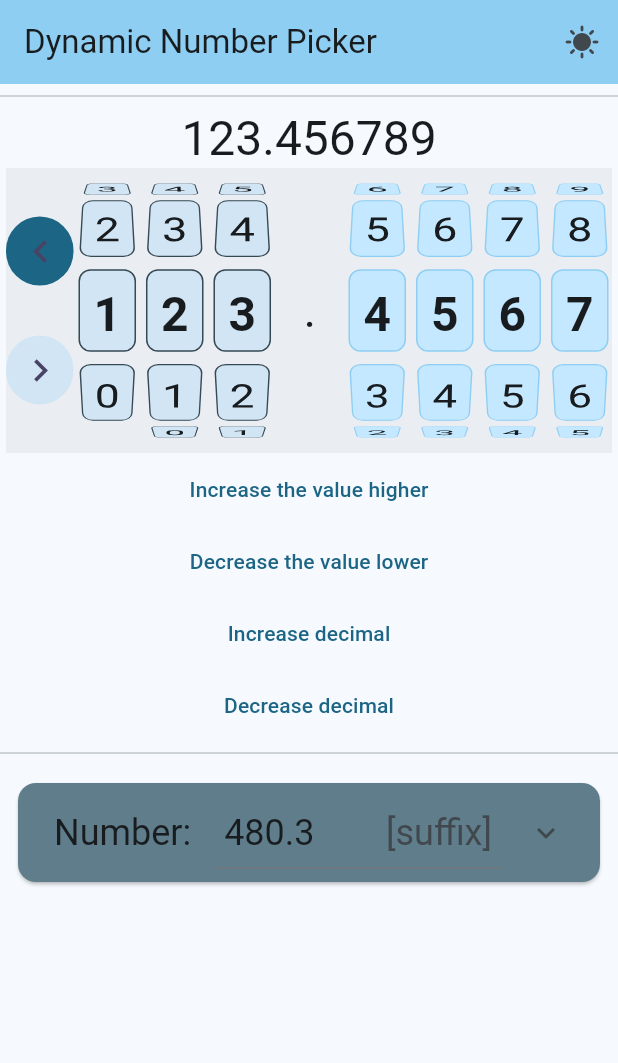
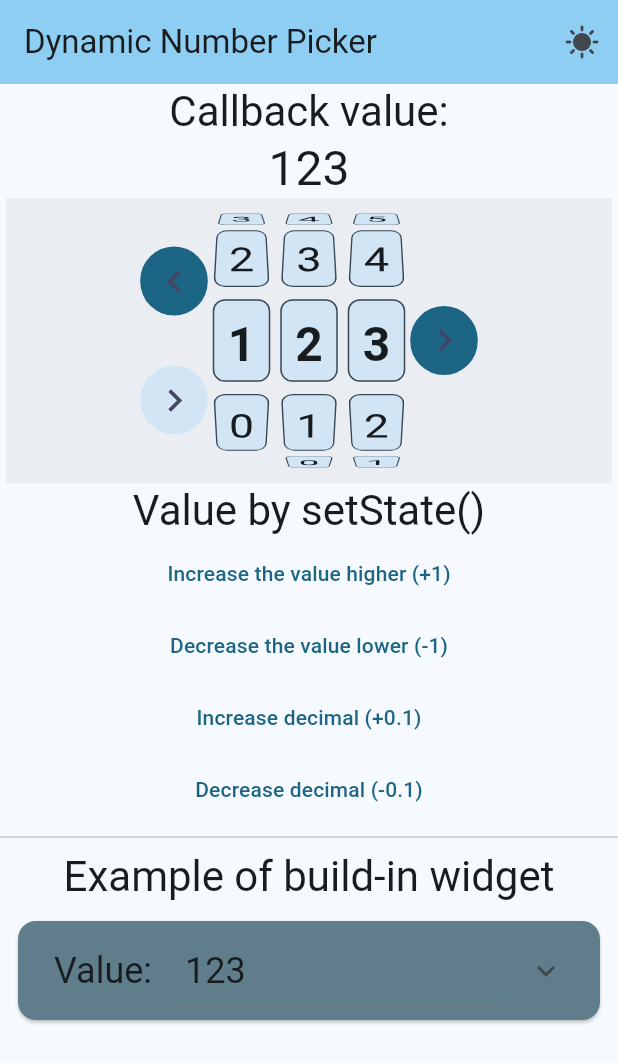
Before and after one commit to large/numberpicker_dynamic, a Flutter app: the screen it shows after launch, on a phone screen of 412 x 824 dp. Shown: the top 1063 px of the screen. Run offline on Flutter 3.47's test engine with Material 3 defaults, Android fonts, the phone set to English and light mode, and no system bars.

Commit message:
v0.5.0 release, first release to pub.dev

```diff
--- a/example/lib/expanedwidget.dart
+++ b/example/lib/expanedwidget.dart
@@ -2,6 +2,7 @@ import 'package:flutter/material.dart';
 import 'package:flutter/services.dart';
 import 'package:numberpicker_dynamic/numberpicker_dynamic.dart';
 
+///Example of own widget with textfield and numberpicker
 class ExpandedNumberPicker extends StatefulWidget {
   const ExpandedNumberPicker({super.key, required this.onExpanded});
 
@@ -12,18 +13,20 @@ class ExpandedNumberPicker extends StatefulWidget {
 }
 
 class _ExpandedNumberPickerState extends State<ExpandedNumberPicker> {
+  ///Text editing controller for the text field + focusHandling
   final TextEditingController _textController = TextEditingController();
   final FocusNode _focusNode = FocusNode();
 
-  num _value = 480.3;
+  //Static value at startup
+  num _value = 123;
 
   //How the text field will look
-  InputDecoration textFieldDecoration(String text, String suffix) {
+  InputDecoration textFieldDecoration(String hintText, String suffix) {
     return InputDecoration(
       //border: const OutlineInputBorder(),
       labelStyle: Theme.of(context).textTheme.titleMedium,
-      suffixText: " [$suffix]",
-      hintText: text,
+      suffixText: suffix.isEmpty ? null : " [$suffix]",
+      hintText: hintText,
       contentPadding: const EdgeInsets.symmetric(vertical: 1, horizontal: 8),
     );
   }
@@ -31,6 +34,8 @@ class _ExpandedNumberPickerState extends State<ExpandedNumberPicker> {
   @override
   void initState() {
     super.initState();
+
+    //Set the initial value in the text field after first frame is set
     WidgetsBinding.instance.addPostFrameCallback((timeStamp) {
       _textController.text = _value.toString();
     });
@@ -50,7 +55,7 @@ class _ExpandedNumberPickerState extends State<ExpandedNumberPicker> {
               Padding(
                 padding: const EdgeInsets.only(left: 8.0, right: 8),
                 child: Text(
-                  "Number: ",
+                  "Value: ",
                   style: Theme.of(context).textTheme.headlineSmall,
                 ),
               ),
@@ -65,22 +70,31 @@ class _ExpandedNumberPickerState extends State<ExpandedNumberPicker> {
                       _value = num.tryParse(text.replaceAll(",", ".")) ?? 0;
                     });
                   },
-                  textInputAction: TextInputAction.done,
+                  textInputAction: TextInputAction.send,
                   keyboardType: const TextInputType.numberWithOptions(
                     signed: false,
                     decimal: true,
                   ),
-                  decoration: textFieldDecoration("push for number", "suffix"),
+                  decoration: textFieldDecoration("Push for number", ""),
                   inputFormatters: [
                     FilteringTextInputFormatter.allow(
-                      RegExp(r'(^-?\d*[\.\,]?\d{0,5})'),
+                      RegExp(r'(^-?\d*[.,]?\d{0,5})'),
                     ),
                   ],
                 ),
               ),
+              //Show icon to close the keyboard (for iOS users)
+              if(_focusNode.hasFocus /*&& Theme.of(context).platform == TargetPlatform.iOS*/)
+                IconButton.filledTonal(
+                  onPressed: () {
+                    FocusScope.of(context).unfocus();
+                  },
+                  icon: const Icon(Icons.check),
+                ),
             ],
           ),
           children: [
+            //GestureDetector removes focus from textfield when tapped
             NumberPickerDynamic(
               height: 100,
               maxDecimals: 5,
@@ -95,10 +109,10 @@ class _ExpandedNumberPickerState extends State<ExpandedNumberPicker> {
             ),
           ],
           onExpansionChanged: (expanded) {
-            if(expanded) {
-             Future.delayed(Duration(milliseconds: 250), () {
-               widget.onExpanded();
-             });
+            if (expanded) {
+              Future.delayed(Duration(milliseconds: 250), () {
+                widget.onExpanded();
+              });
             }
           },
         ),
--- a/example/lib/global.dart
+++ b/example/lib/global.dart
@@ -1,3 +1,4 @@
 import 'package:example/theme.dart';
 
+///Theme handler is used to switch between light and dark theme
 ThemeHandler themeHandler = ThemeHandler();
--- a/example/lib/main.dart
+++ b/example/lib/main.dart
@@ -21,7 +21,7 @@ class _MyAppState extends State<MyApp> {
     super.initState();
     themeHandler.addListener(() {
       setState(() {
-        debugPrint("Theme change");
+        debugPrint("Theme change triggered");
       });
     });
   }
@@ -35,7 +35,10 @@ class _MyAppState extends State<MyApp> {
       darkTheme: ThemeData(
         useMaterial3: true,
         brightness: Brightness.dark,
-        colorScheme: ColorScheme.fromSeed(seedColor: Colors.blueGrey, brightness: Brightness.dark),
+        colorScheme: ColorScheme.fromSeed(
+          seedColor: Colors.blueGrey,
+          brightness: Brightness.dark,
+        ),
       ),
       theme: ThemeData(
         useMaterial3: true,
@@ -66,10 +69,8 @@ class MyHomePage extends StatefulWidget {
 }
 
 class _MyHomePageState extends State<MyHomePage> {
-  num _value = 123.456789;
+  num _value = 123;
   final ScrollController _scrollController = ScrollController();
-
-
 
   @override
   Widget build(BuildContext context) {
@@ -89,9 +90,12 @@ class _MyHomePageState extends State<MyHomePage> {
         // the App.build method, and use it to set our appbar title.
         title: Text(widget.title),
         actions: [
-          IconButton(onPressed: () {
+          IconButton(
+            onPressed: () {
               themeHandler.switchTheme();
-          }, icon: Icon(Icons.sunny)),
+            },
+            icon: Icon(Icons.sunny),
+          ),
         ],
       ),
       body: SafeArea(
@@ -114,9 +118,18 @@ class _MyHomePageState extends State<MyHomePage> {
             mainAxisAlignment: MainAxisAlignment.center,
             crossAxisAlignment: CrossAxisAlignment.stretch,
             children: <Widget>[
-              Divider(),
-              Center(
-                child: Text(_value.toString(), style: Theme.of(context).textTheme.headlineLarge),
+              Column(
+                mainAxisAlignment: MainAxisAlignment.center,
+                children: [
+                  Text(
+                    "Callback value:",
+                    style: Theme.of(context).textTheme.headlineMedium,
+                  ),
+                  Text(
+                    _value.toString(),
+                    style: Theme.of(context).textTheme.headlineLarge,
+                  ),
+                ],
               ),
               Padding(
                 padding: const EdgeInsets.symmetric(horizontal: 4.0),
@@ -134,34 +147,55 @@ class _MyHomePageState extends State<MyHomePage> {
                   ),
                 ),
               ),
-              TextButton(onPressed: () {
+              Center(
+                child: Text(
+                  "Value by setState()",
+                  style: Theme.of(context).textTheme.headlineMedium,
+                ),
+              ),
+              TextButton(
+                onPressed: () {
                   setState(() {
                     _value++;
                   });
-
-              }, child: Text("Increase the value higher")),
-              TextButton(onPressed: () {
+                },
+                child: Text("Increase the value higher (+1)"),
+              ),
+              TextButton(
+                onPressed: () {
                   setState(() {
                     _value--;
-                  if(_value<0) _value = 0;
+                    if (_value < 0) _value = 0;
                   });
-
-              }, child: Text("Decrease the value lower")),
-              TextButton(onPressed: () {
+                },
+                child: Text("Decrease the value lower (-1)"),
+              ),
+              TextButton(
+                onPressed: () {
                   setState(() {
-                  _value+=0.1;
+                    _value += 0.1;
                   });
-
-              }, child: Text("Increase decimal")),
-              TextButton(onPressed: () {
+                },
+                child: Text("Increase decimal (+0.1)"),
+              ),
+              TextButton(
+                onPressed: () {
                   setState(() {
-                  _value-=0.1;
-                  if(_value<0) _value = 0;
+                    _value -= 0.1;
+                    if (_value < 0) _value = 0;
                   });
-
-              }, child: Text("Decrease decimal")),
+                },
+                child: Text("Decrease decimal (-0.1)"),
+              ),
               Divider(),
-              ExpandedNumberPicker(onExpanded: () {
+              Center(
+                child: Text(
+                  "Example of build-in widget",
+                  style: Theme.of(context).textTheme.headlineMedium,
+                ),
+              ),
+              ExpandedNumberPicker(
+                onExpanded: () {
                   WidgetsBinding.instance.addPostFrameCallback((timeStamp) {
                     //Scroll to the end
                     _scrollController.animateTo(
@@ -170,7 +204,8 @@ class _MyHomePageState extends State<MyHomePage> {
                       curve: Curves.ease,
                     );
                   });
-              },),
+                },
+              ),
             ],
           ),
         ),
--- a/example/lib/theme.dart
+++ b/example/lib/theme.dart
@@ -1,17 +1,15 @@
 import 'package:flutter/material.dart';
 
-class ThemeHandler with ChangeNotifier
-{
-    bool _isDark = false;
+///Theme handler is used to switch between light and dark theme
+class ThemeHandler with ChangeNotifier {
+  bool _isDark = false;
 
-    ThemeMode currentTheme()
-    {
-      return _isDark ? ThemeMode.dark : ThemeMode.light;
-    }
+  ThemeMode currentTheme() {
+    return _isDark ? ThemeMode.dark : ThemeMode.light;
+  }
 
-    void switchTheme()
-    {
-        _isDark=!_isDark;
-        notifyListeners();
-    }
+  void switchTheme() {
+    _isDark = !_isDark;
+    notifyListeners();
+  }
 }
--- a/lib/src/numberpicker_dynamic.dart
+++ b/lib/src/numberpicker_dynamic.dart
@@ -155,9 +155,6 @@ class _NumberPickerDynamicState extends State<NumberPickerDynamic> {
                 unselectedItemDecoration: _getBoxDecoration(i),
                 initalValue: _indexToValue(i),
                 onValueSelected: (NumberPickerPosition value) {
-                  //debugPrint(
-                  //  "${value.isDecimal ? "Decimal" : "Fraction"} from singlepicker ${value.value} at position ${value.position} - stored ${value.isDecimal ? _decimals[value.position] : _fractions[value.position]}",
-                  //);
                   if (value.isDecimal) {
                     _decimals[value.position] = value.value;
                   } else {
@@ -238,13 +235,11 @@ class _NumberPickerDynamicState extends State<NumberPickerDynamic> {
   int _indexToValue(int position) {
     if (position <= _fractions.length + 1) {
       int v = _fractions[position - 1].toInt();
-      //debugPrint("v is $v at position $position");
       return v;
     }
 
     if (position > _fractions.length + 1) {
       int v = _decimals[position - _fractions.length - 2].toInt();
-      //debugPrint("v decimal is $v at position $position");
       return v;
     }
 
--- a/lib/src/single_numberpicker_dynamic.dart
+++ b/lib/src/single_numberpicker_dynamic.dart
@@ -98,8 +98,6 @@ class _SingleNumberPickerState extends State<SingleNumberPicker> {
     if(widget.reverse) {
       values = values.reversed.toList();
     }
-
-    //debugPrint("single: startValue ${widget.initalValue} - pos: ${widget.numberPosition}");
 
     //Find index based on value
     int startValue = widget.initalValue ?? 0;
--- a/pubspec.yaml
+++ b/pubspec.yaml
@@ -1,6 +1,6 @@
 name: numberpicker_dynamic
-description: "Flexible numberpicker for phones and tablet"
-version: 0.0.2
+description: "Flexible number picker with decimal handling"
+version: 0.5.0
 homepage: "https://github.com/large/numberpicker_dynamic"
 
 environment:
```
Also changed, not shown: media/1.png (added), media/2.png (added), media/3.png (added), media/4.png (added), media/5.png (added), media/6.png (added), 2 other files. Lines whose indentation alone changed are shown as unchanged.
